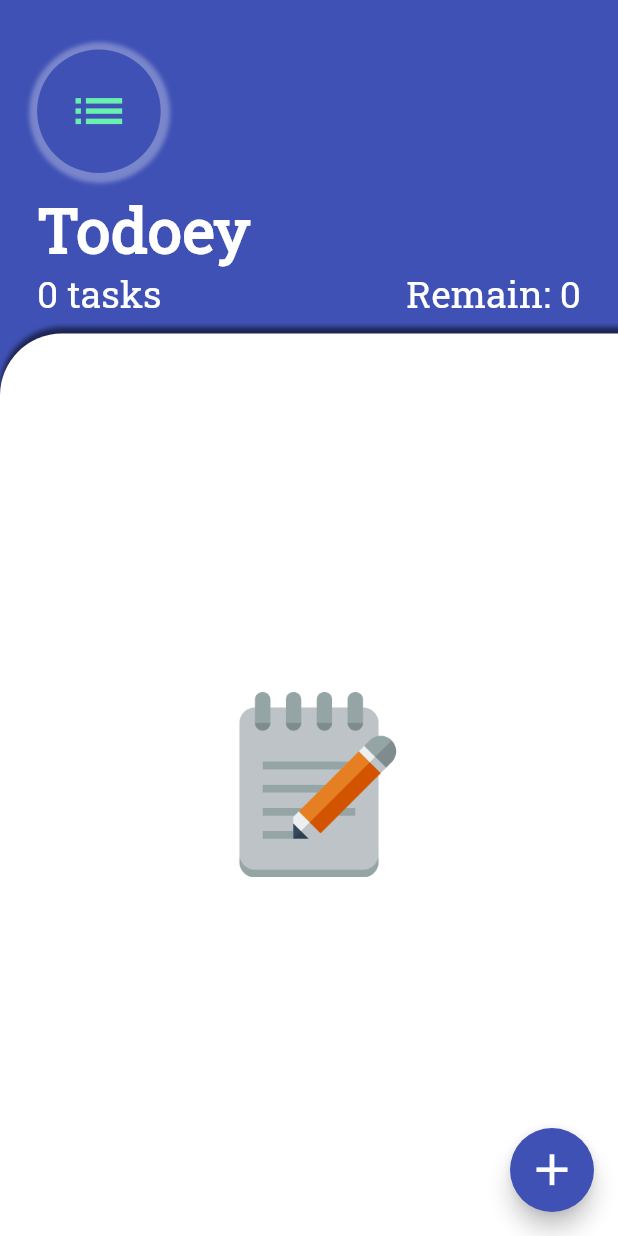
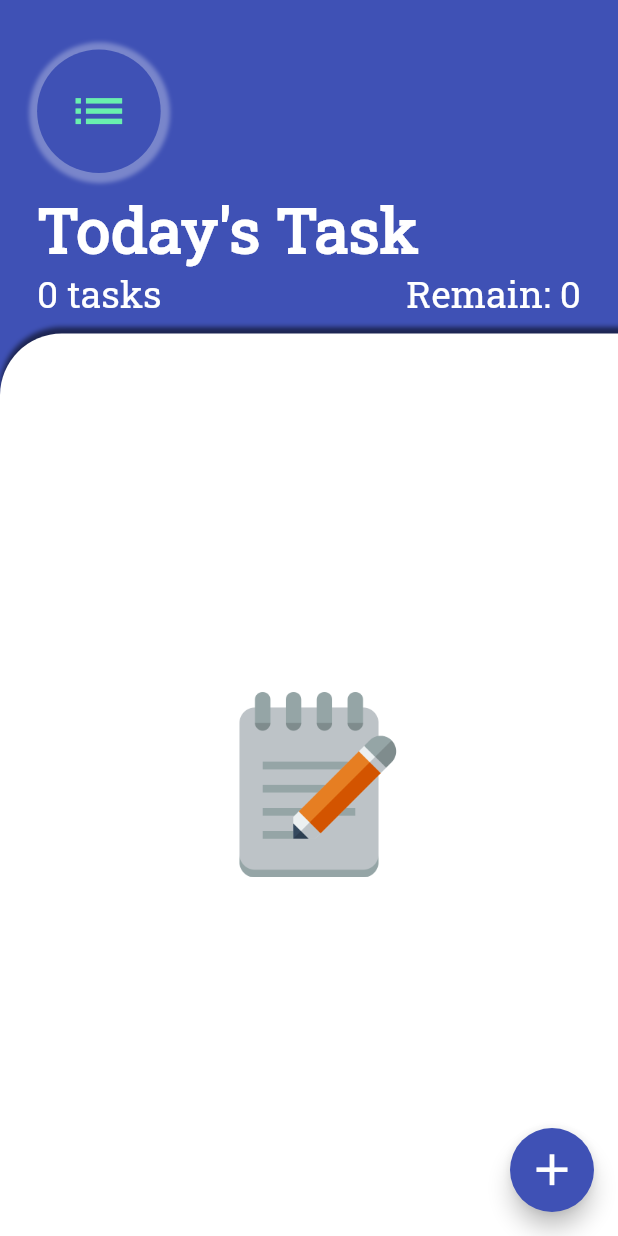
Before and after one commit to sohagmahin/flutter_todoey, a Flutter app: the screen it shows after launch, on a phone screen of 412 x 824 dp. Run offline on Flutter 3.47's test engine with Material 2 defaults, Android fonts, the phone set to English and light mode, and no system bars; our stand-ins replace animated_text_kit, flutter_colorpicker, shared_preferences, sqflite; accounts and stored records are empty.

Commit message:
Change App name

```diff
--- a/lib/screen_task/task_screen.dart
+++ b/lib/screen_task/task_screen.dart
@@ -48,7 +48,7 @@ class TaskScreen extends StatelessWidget {
                       height: 10.0,
                     ),
                     Text(
-                      'Todoey',
+                      'Today\'s Task',
                       style: TextStyle(
                           fontSize: originalHeight * 0.050,
                           color: Colors.white,
```
